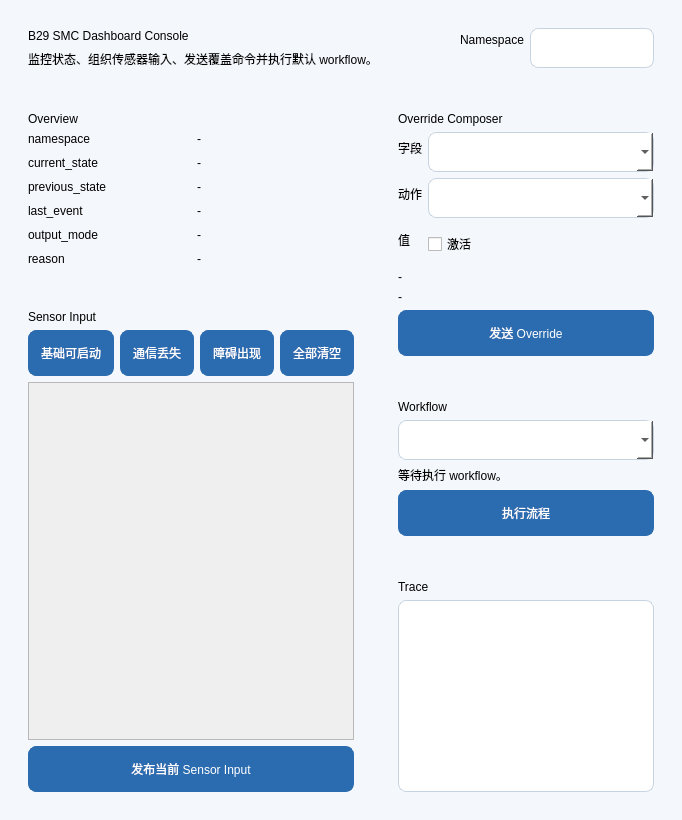
First picture: the form in b29_tools/rqt_b29_smc_console/resource/console.ui, repository major173/b29_control, before the edit.
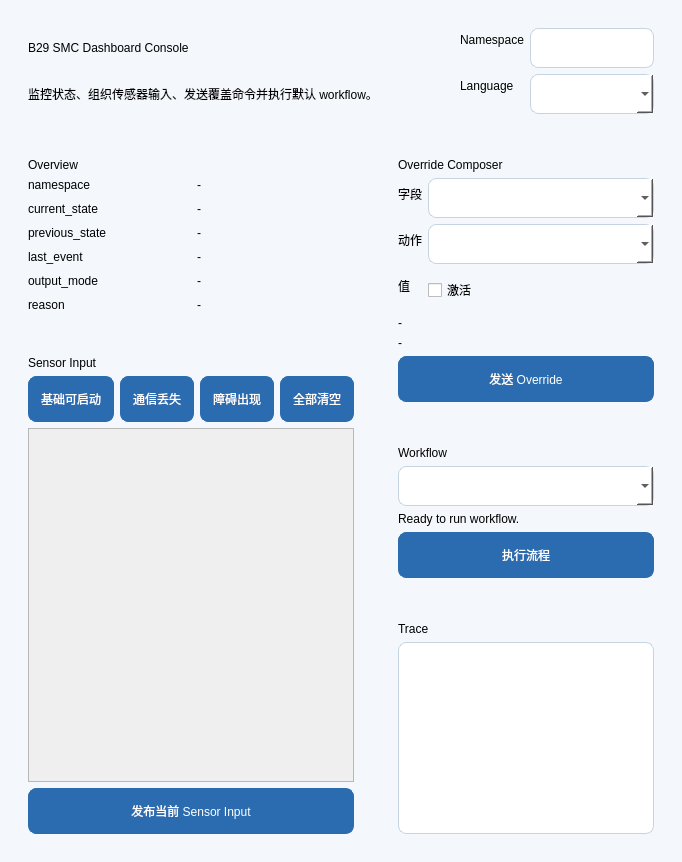
Second picture: the form after the edit.

Commit message: Use EN in console.

```diff
--- a/b29_tools/rqt_b29_smc_console/resource/console.ui
+++ b/b29_tools/rqt_b29_smc_console/resource/console.ui
@@ -142,6 +142,16 @@
           </property>
          </widget>
         </item>
+        <item row="1" column="0">
+         <widget class="QLabel" name="languageLabel">
+          <property name="text">
+           <string>Language</string>
+          </property>
+         </widget>
+        </item>
+        <item row="1" column="1">
+         <widget class="QComboBox" name="languageComboBox"/>
+        </item>
        </layout>
       </item>
      </layout>
@@ -601,7 +611,7 @@
              <bool>true</bool>
             </property>
             <property name="text">
-             <string>等待执行 workflow。</string>
+             <string>Ready to run workflow.</string>
             </property>
            </widget>
           </item>
```
The commit also changes 3 other files.
